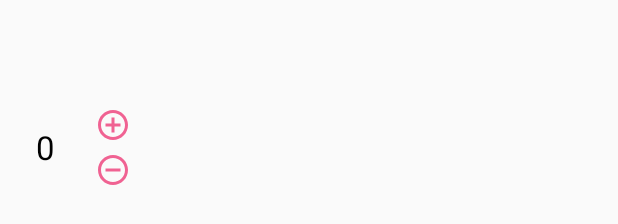
After one commit to MarcSymonds/Tracker, an Android app: the layout preference_constrained_integer.xml on its own in the app's theme, with its tools: preview values and no code run, on a phone screen of 412 x 824 dp. The commit adds this screen. Shown: the part 471-695 px from the top of the screen. Run offline under Robolectric (Android 15) with nearby library versions, the phone set to English and light mode, and no system bars.

Commit message:
New preference object - ConstrainedIntegerPreference - to be able to set an integer preference between minimum and maximum values. The value can be changed by click increment and decrement buttons.

```diff
--- /dev/null
+++ b/app/src/main/res/color/preference_image_button.xml
@@ -0,0 +1,5 @@
+<?xml version="1.0" encoding="utf-8"?>
+<selector xmlns:android="http://schemas.android.com/apk/res/android">
+    <item android:color="@color/colorAccentDisabled" android:state_enabled="false" />
+    <item android:color="@color/colorAccent" />
+</selector>
--- /dev/null
+++ b/app/src/main/res/color/preference_text.xml
@@ -0,0 +1,5 @@
+<?xml version="1.0" encoding="utf-8"?>
+<selector xmlns:android="http://schemas.android.com/apk/res/android">
+    <item android:color="@color/textPrimaryDisabled" android:state_enabled="false" />
+    <item android:color="@color/textPrimary" />
+</selector>
--- /dev/null
+++ b/app/src/main/res/drawable/ic_add_circle_outline_black_24px.xml
@@ -0,0 +1,9 @@
+<vector xmlns:android="http://schemas.android.com/apk/res/android"
+    android:width="24dp"
+    android:height="24dp"
+    android:viewportHeight="24.0"
+    android:viewportWidth="24.0">
+    <path
+        android:fillColor="@color/preference_image_button"
+        android:pathData="M13,7h-2v4L7,11v2h4v4h2v-4h4v-2h-4L13,7zM12,2C6.48,2 2,6.48 2,12s4.48,10 10,10 10,-4.48 10,-10S17.52,2 12,2zM12,20c-4.41,0 -8,-3.59 -8,-8s3.59,-8 8,-8 8,3.59 8,8 -3.59,8 -8,8z" />
+</vector>
--- /dev/null
+++ b/app/src/main/res/drawable/ic_remove_circle_outline_black_24px.xml
@@ -0,0 +1,9 @@
+<vector xmlns:android="http://schemas.android.com/apk/res/android"
+    android:width="24dp"
+    android:height="24dp"
+    android:viewportHeight="24.0"
+    android:viewportWidth="24.0">
+    <path
+        android:fillColor="@color/preference_image_button"
+        android:pathData="M7,11v2h10v-2L7,11zM12,2C6.48,2 2,6.48 2,12s4.48,10 10,10 10,-4.48 10,-10S17.52,2 12,2zM12,20c-4.41,0 -8,-3.59 -8,-8s3.59,-8 8,-8 8,3.59 8,8 -3.59,8 -8,8z" />
+</vector>
--- /dev/null
+++ b/app/src/main/res/layout/preference_constrained_integer.xml
@@ -0,0 +1,46 @@
+<?xml version="1.0" encoding="utf-8"?>
+<LinearLayout xmlns:android="http://schemas.android.com/apk/res/android"
+    xmlns:app="http://schemas.android.com/apk/res-auto"
+    xmlns:tools="http://schemas.android.com/tools"
+    android:id="@+id/widget_frame"
+    android:layout_width="wrap_content"
+    android:layout_height="wrap_content"
+    android:layout_gravity="center_vertical"
+    android:orientation="horizontal">
+
+
+    <TextView
+        android:id="@+id/preference_constrained_integer_value"
+        android:layout_width="wrap_content"
+        android:layout_height="match_parent"
+        android:gravity="center_vertical"
+        android:minWidth="60dp"
+        android:text="0"
+        android:textAlignment="center"
+        android:textAppearance="@style/TextAppearance.AppCompat.Large"
+        android:textColor="@color/preference_text" />
+
+    <LinearLayout
+        android:layout_width="wrap_content"
+        android:layout_height="wrap_content"
+        android:orientation="vertical">
+
+        <ImageButton
+            android:id="@+id/preference_constrained_integer_up"
+            android:layout_width="30dp"
+            android:layout_height="30dp"
+            android:background="?android:attr/windowBackground"
+            app:srcCompat="@drawable/ic_add_circle_outline_black_24px"
+            tools:ignore="ContentDescription" />
+
+        <ImageButton
+            android:id="@+id/preference_constrained_integer_down"
+            android:layout_width="30dp"
+            android:layout_height="30dp"
+            android:background="?android:attr/windowBackground"
+            app:srcCompat="@drawable/ic_remove_circle_outline_black_24px"
+            tools:ignore="ContentDescription" />
+
+    </LinearLayout>
+
+</LinearLayout>
--- a/app/src/main/res/values/colors.xml
+++ b/app/src/main/res/values/colors.xml
@@ -4,4 +4,6 @@
     <color name="colorPrimaryDark">#a4311f</color>
     <color name="colorAccent">#f06292</color>
     <color name="textPrimary">#000000</color>
+    <color name="colorAccentDisabled">#CCCCCC</color>
+    <color name="textPrimaryDisabled">#CCCCCC</color>
 </resources>
```
Also changed, not shown: app/src/main/java/me/marcsymonds/tracker/ConstrainedIntegerPreference.java (added, +288 -0 lines), app/src/main/res/values/attrs.xml (+8 -0 lines).
